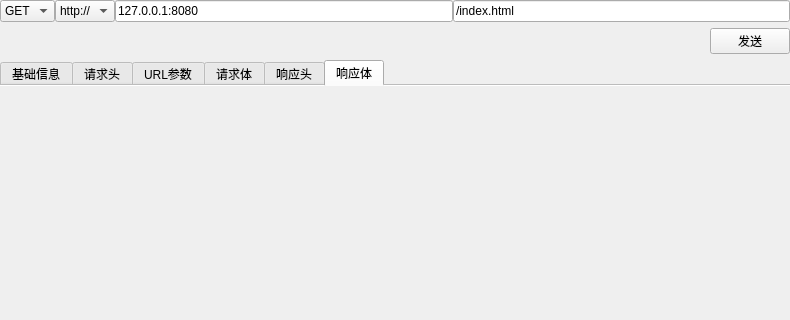
Before: the Qt Designer form my_dev_tools/ui/req_resp_frame.ui in KnockHarder/browserbot, drawn with Qt 5; both pictures show x 0 to 790 and y 0 to 320 of the 790 by 733 pixel window.
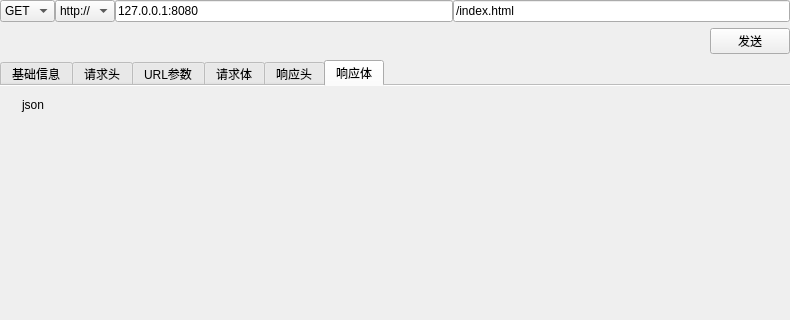
After: the same form once the commit is applied. The open tabs and pages were chosen to show the change. Custom widgets are drawn as their Qt base class.

Diff of the .ui file:
```diff
--- a/my_dev_tools/ui/req_resp_frame.ui
+++ b/my_dev_tools/ui/req_resp_frame.ui
@@ -308,6 +308,42 @@
       <attribute name="title">
        <string>响应体</string>
       </attribute>
+      <layout class="QVBoxLayout" name="verticalLayout_9">
+       <item>
+        <widget class="QLabel" name="resp_body_type_label">
+         <property name="maximumSize">
+          <size>
+           <width>16777215</width>
+           <height>20</height>
+          </size>
+         </property>
+         <property name="styleSheet">
+          <string notr="true">padding-left: 10px;</string>
+         </property>
+         <property name="text">
+          <string>json</string>
+         </property>
+        </widget>
+       </item>
+       <item>
+        <widget class="QWidget" name="resp_body_area_widget" native="true">
+         <layout class="QVBoxLayout" name="verticalLayout_7">
+          <property name="leftMargin">
+           <number>0</number>
+          </property>
+          <property name="topMargin">
+           <number>0</number>
+          </property>
+          <property name="rightMargin">
+           <number>0</number>
+          </property>
+          <property name="bottomMargin">
+           <number>0</number>
+          </property>
+         </layout>
+        </widget>
+       </item>
+      </layout>
      </widget>
     </widget>
    </item>
```
Left out of the diff: 2 changed lines with no effect on the pictures.
